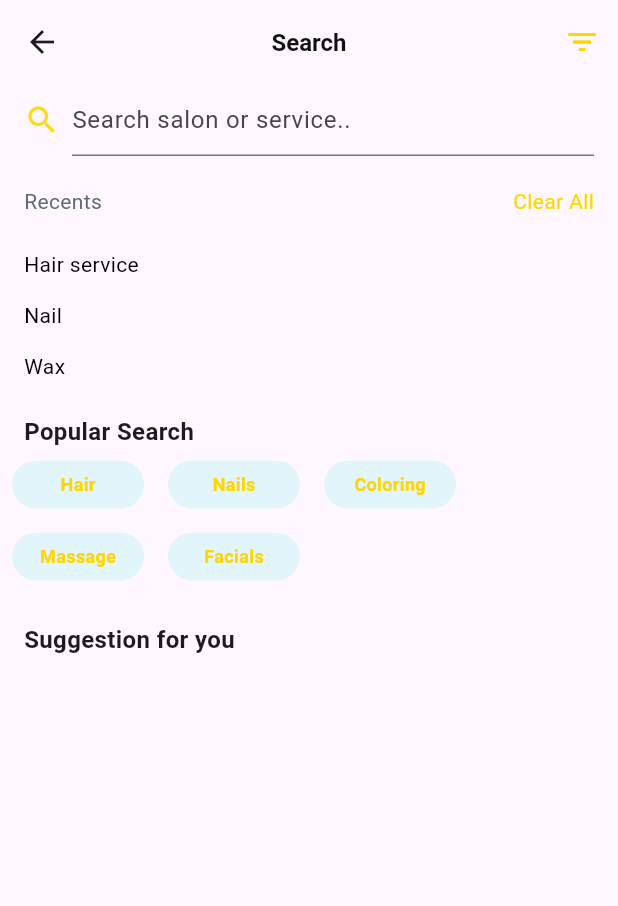
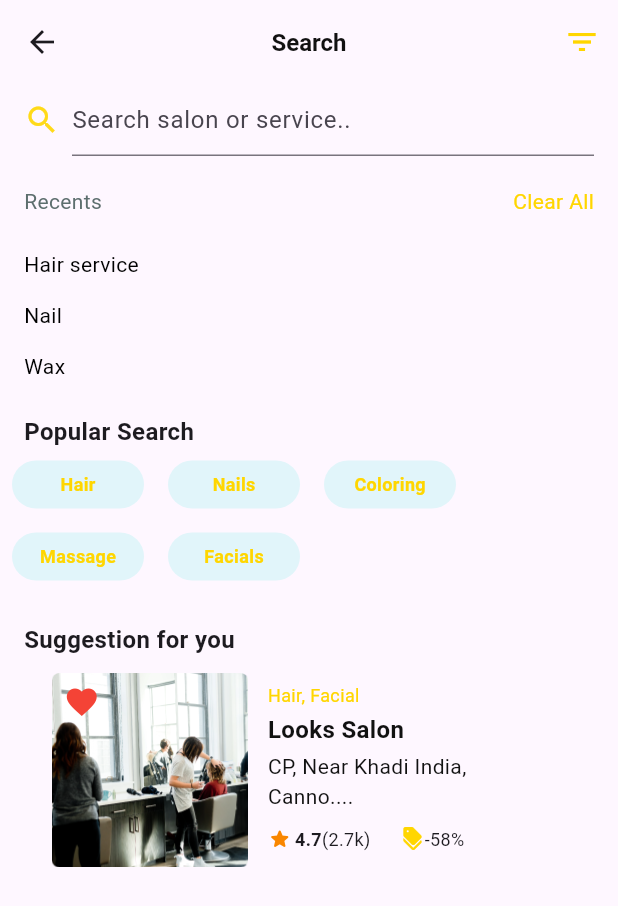
Before and after one commit to darshsingh116/ajnabee_backup, a Flutter app: the SearchPage screen opened directly, on a phone screen of 412 x 824 dp. Shown: the top 906 px of the screen. Run offline on Flutter 3.47's test engine with Material 3 defaults, Android fonts, the light colour scheme and no system bars; our stand-ins replace bloc, cloud_firestore, equatable, firebase_auth, firebase_core, firebase_storage and 3 more; accounts and stored records are empty; Roboto replaces fonts that are missing (Manrope, Nunito Sans).

Commit message:
Update search_page.dart

```diff
--- a/lib/screens/search_page.dart
+++ b/lib/screens/search_page.dart
@@ -189,6 +189,106 @@ class SearchPage extends StatelessWidget{
                 ),
               ),
             ),
+            SizedBox(height: 10,),
+            Padding(
+              padding: EdgeInsets.symmetric(horizontal: 16),
+              child: Container(
+                height: 131,
+                width: 343,
+                child: Stack(
+                  children: [
+                    Image.asset(
+                      "assets/salons/Image1.png",
+                      height: 131,
+                      width: 131,
+                    ),
+                    Positioned(
+                      top: 8,
+                      left: 8,
+                      child: Icon(
+                        Icons.favorite,
+                        color: Colors.red,
+
+                      ),
+                    ),
+                    Positioned(
+                      top: 7,
+                      bottom: 0,
+                      left: 131 + 13,
+                      right: 6,
+                      child: Column(
+                        crossAxisAlignment: CrossAxisAlignment.start,
+                        children: [
+                          Text('Hair, Facial',
+                          style: TextStyle(
+                            color: Color.fromRGBO(255, 214, 0, 1),
+                            fontFamily: 'Nunito Sans',
+                            fontSize: 12,
+                          ),
+                          ),
+                          SizedBox(height: 3,),
+                          Text('Looks Salon',
+                          style: TextStyle(
+                            color: Color.fromRGBO(17, 17, 17, 1),
+                            fontFamily: 'Manrope',
+                            fontSize: 16,
+                            fontWeight: FontWeight.bold
+                          ),
+                          ),
+                          SizedBox(height: 3,),
+                          Text('CP, Near Khadi India, Canno....',
+                          style: TextStyle(
+                            color: Color.fromRGBO(17, 17, 17, 1),
+                            fontFamily: 'Nunito Sans',
+                            fontSize: 14,
+
+                          ),
+                          ),
+                          SizedBox(height: 10,),
+                          Row(
+                            children: [
+                              Icon(Icons.star_rounded,
+                              color: Color.fromRGBO(249, 134, 0, 1),
+                              size: 16,
+                              ),
+                              SizedBox(width: 2,),
+                              Text('4.7',
+                              style: TextStyle(
+                                fontSize: 12,
+                                fontWeight: FontWeight.bold,
+                                fontFamily: 'Manrope',
+                              ),),
+                              Text('(2.7k)',
+                              style: TextStyle(
+                                fontSize: 12,
+
+                                fontFamily: 'Manrope',
+                              ),),
+                              SizedBox(width: 20,),
+
+                              Icon(Icons.discount,
+                              color: Color.fromRGBO(255, 214, 0, 1),
+                              size: 16,
+                              ),
+                              Text('-58%',
+                              style: TextStyle(
+                                fontSize: 12,
+
+                                fontFamily: 'Manrope',
+                              ),),
+                            ],
+                          )
+
+
+                        ],
+                      ),
+                    )
+
+                  ],
+                ),
+
+              ),
+              ),
 
 
 
@@ -484,7 +584,61 @@ class SearchPage extends StatelessWidget{
 
                       ],),
 
-                  )
+                  ),
+                  SizedBox(height: 1,),
+                  Padding(
+                    padding: EdgeInsets.symmetric(horizontal: 16),
+                    child: Row(
+                      children: [
+                        ServiceContainerWhite(text: 'Men'),
+                        SizedBox(width:1,),
+                        ServiceContainerWhite(text: 'Kids'),
+
+
+
+                      ],),
+
+                  ),
+                  SizedBox(height: 10,),
+                  Align(
+                    alignment: Alignment.centerLeft,
+                    child: Padding(
+                      padding: EdgeInsets.symmetric(horizontal: 16),
+                      child: Text('Distance',
+                      style: TextStyle(
+                        fontFamily: 'Manrope',
+                        fontWeight: FontWeight.bold,
+                        fontSize: 14,
+
+
+                      ),),
+                    ),
+                  ),
+                  SizedBox(height: 20,),
+                  Padding(
+                    padding: EdgeInsets.symmetric(horizontal: 16),
+                    child: Container(
+                      height:54,
+                      width:343,
+                      decoration: BoxDecoration(
+                        color: Color.fromRGBO(255, 214, 0, 1),
+                        borderRadius: BorderRadius.circular(50),
+
+                      ),
+                      child: Center(
+                        child: Text('Show Result',
+                        style: TextStyle(
+                          fontFamily: 'Manrope',
+                          fontSize: 16,
+                          fontWeight: FontWeight.w500,
+                          color: Color.fromRGBO(255, 255, 255, 1),
+
+                        ),),
+                      ),
+
+                    ),
+                  ),
+
                 ],
               ),
             ),
```
